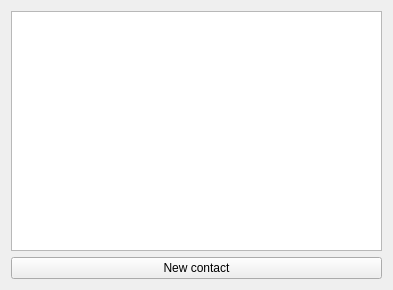
Above: contact_window.ui from FunnySqirrel/Softophone before the change. Below: the same form after it.
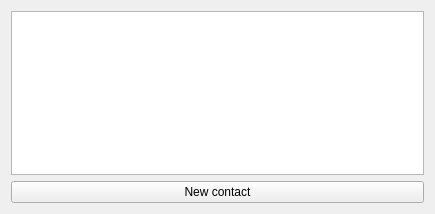
That is the form after the change.

```diff
--- a/contact_window.ui
+++ b/contact_window.ui
@@ -6,8 +6,8 @@
    <rect>
     <x>0</x>
     <y>0</y>
-    <width>393</width>
-    <height>290</height>
+    <width>435</width>
+    <height>214</height>
    </rect>
   </property>
   <property name="windowTitle">
```
Left out of the diff: 3 changed lines with no effect on the pictures.
